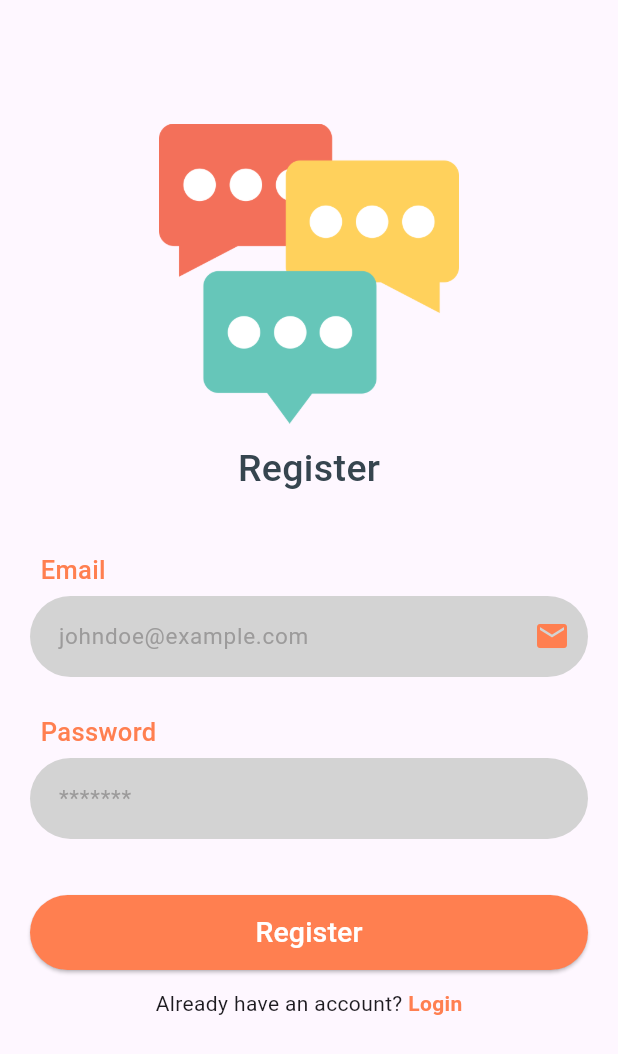
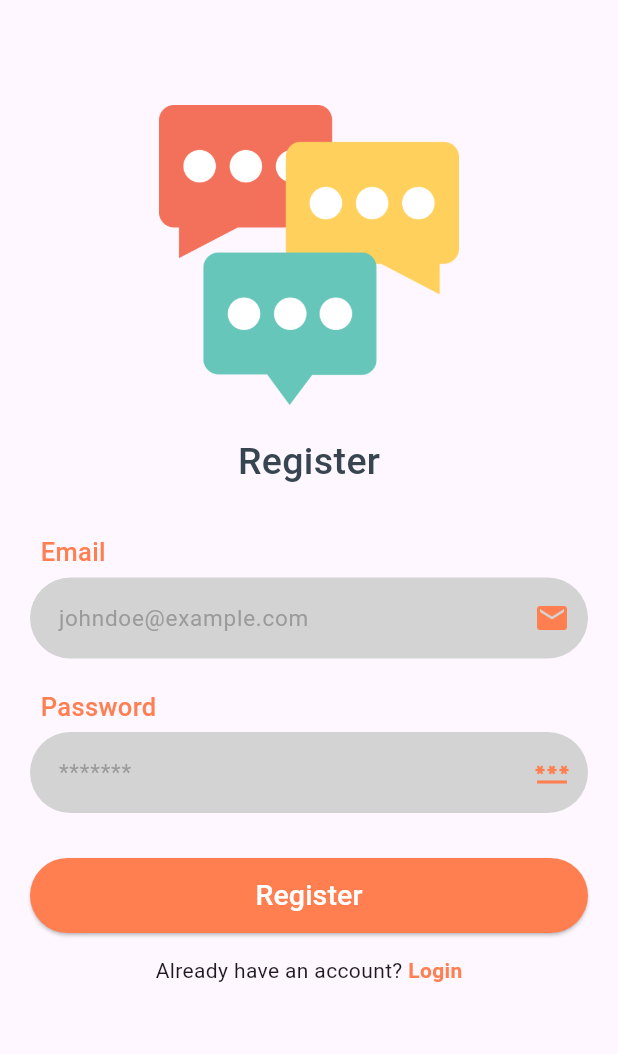
Before and after one commit to salma-elmaghawry/Chat-App, a Flutter app: the loginPage screen opened by its route, after a tap on "Register", on a phone screen of 412 x 824 dp. Shown: the top 1054 px of the screen. Run offline on Flutter 3.47's test engine with Material 3 defaults, Android fonts, the light colour scheme and no system bars; our stand-ins replace firebase_auth, firebase_core; accounts and stored records are empty.

Commit message:
validator if field is null

```diff
--- a/lib/Screens/RegisterPage.dart
+++ b/lib/Screens/RegisterPage.dart
@@ -21,17 +21,17 @@ class RegisterPage extends StatelessWidget {
           padding: EdgeInsets.all(20), // Adjust padding as needed
           child: Form(
             key: formKey,
-            child: Column(
-              crossAxisAlignment: CrossAxisAlignment.start,
+            child: ListView(
+              //crossAxisAlignment: CrossAxisAlignment.start,
               children: [
-                Spacer(flex: 5),
+                SizedBox(height: 50),
                 Center(
                   child: Image.asset(
                     'assets/chat.png',
                     height: 200,
                   ),
                 ),
-                Spacer(flex: 1),
+                SizedBox(height: 20),
                 const Center(
                   child: Text(
                     'Register',
@@ -42,7 +42,7 @@ class RegisterPage extends StatelessWidget {
                     ),
                   ),
                 ),
-                Spacer(flex: 3),
+                  SizedBox(height: 30),
                 Padding(
                   padding: EdgeInsets.only(left: 7.0, bottom: 5.0),
                   child: Text('Email',
@@ -59,7 +59,7 @@ class RegisterPage extends StatelessWidget {
                   hint: 'johndoe@example.com',
                   suffixIcon: Icon(Icons.email),
                 ),
-                Spacer(flex: 2),
+                SizedBox(height: 20),
                 Padding(
                   padding: EdgeInsets.only(left: 7.0, bottom: 5.0),
                   child: Text('Password',
@@ -73,13 +73,14 @@ class RegisterPage extends StatelessWidget {
                     password = data;
                   },
                   hint: '*******',
+                  suffixIcon: Icon(Icons.password_sharp),
                 ),
-                Spacer(flex: 3),
-
+                  SizedBox(height: 30),
                 SizedBox(
                   child: button(
                       title: 'Register',
                       onPressed: () async {
+                        if (formKey.currentState!.validate()) {
                           try {
                             await registerUser();
                           } on FirebaseAuthException catch (e) {
@@ -96,14 +97,19 @@ class RegisterPage extends StatelessWidget {
                             }
                           } catch (e) {
                             CustomSnackBar(
-                              message: "There was an error, please try again");
+                                message:
+                                    "There was an error, please try again");
+                          }
+                        }
+                        else
+                        {
+
                         }
                       }),
-
                 ),
                 //                 width: double.infinity,
                 // ),
-                Spacer(flex: 1),
+                  SizedBox(height: 15),
                 Row(
                   mainAxisAlignment: MainAxisAlignment.center,
                   children: [
@@ -124,7 +130,7 @@ class RegisterPage extends StatelessWidget {
                     )
                   ],
                 ),
-                Spacer(flex: 10)
+                //Spacer(flex: 10)
               ],
             ),
           ),
--- a/lib/Screens/login_page.dart
+++ b/lib/Screens/login_page.dart
@@ -14,17 +14,17 @@ class loginPage extends StatelessWidget {
       body: Center(
         child: Padding(
           padding: const EdgeInsets.all(20), // Adjust padding as needed
-          child: Column(
-            crossAxisAlignment: CrossAxisAlignment.start,
+          child: ListView(
+            //crossAxisAlignment: CrossAxisAlignment.start,
             children: [
-              Spacer(flex: 5),
+              SizedBox(height: 50),
               Center(
                 child: Image.asset(
                   'assets/chat.png',
                   height: 200,
                 ),
               ),
-              Spacer(flex: 1),
+              SizedBox(height: 20),
               Center(
                 child: Text(
                   'LOGIN',
@@ -35,7 +35,7 @@ class loginPage extends StatelessWidget {
                   ),
                 ),
               ),
-              Spacer(flex: 3),
+              SizedBox(height: 30),
               Padding(
                 padding: const EdgeInsets.only(left: 7.0, bottom: 5.0),
                 child: Text('Email',
@@ -48,7 +48,7 @@ class loginPage extends StatelessWidget {
                 hint: 'johndoe@example.com',
                 suffixIcon: Icon(Icons.email),
               ),
-              Spacer(flex: 2),
+              SizedBox(height: 20),
               Padding(
                 padding: const EdgeInsets.only(left: 7.0, bottom: 5.0),
                 child: Text('Password',
@@ -62,7 +62,7 @@ class loginPage extends StatelessWidget {
                 hint: '*******',
                 suffixIcon: Icon(Icons.password_sharp),
               ),
-              Spacer(flex: 3),
+              SizedBox(height: 30),
               SizedBox(
                 child: button(
                   onPressed:(){},
@@ -70,12 +70,12 @@ class loginPage extends StatelessWidget {
                 ),
                 width: double.infinity,
               ),
-              Spacer(flex: 1),
+                SizedBox(height: 15),
               Row(
                 mainAxisAlignment: MainAxisAlignment.center,
                 children: [
                   Text(
-                    "No account ?",
+                    "No account? ",
                     style: TextStyle(),
                   ),
                   GestureDetector(
@@ -90,7 +90,7 @@ class loginPage extends StatelessWidget {
                   )
                 ],
               ),
-              Spacer(flex: 10)
+              //Spacer(flex: 10)
             ],
           ),
         ),
--- a/lib/widgets/customTextField.dart
+++ b/lib/widgets/customTextField.dart
@@ -8,22 +8,28 @@ class customTextField extends StatelessWidget {
     this.suffixIcon,
     this.onChange,
   });
-  Function(String)?onChange;
+  Function(String)? onChange;
   String? hint;
   Icon? suffixIcon;
 
   @override
   Widget build(BuildContext context) {
-    return TextField(
-      onChanged:onChange ,
-        cursorColor: kPrimaryColor,
+    return TextFormField(
+      validator: (data) {
+        if (data!.isEmpty) {
+          //error message
+          return "Field is required";
+        }
+      },
+      onChanged: onChange,
+      cursorColor: kPrimaryColor,
       decoration: InputDecoration(
-
         contentPadding: const EdgeInsets.all(15),
         suffixIcon: suffixIcon,
         suffixIconColor: kPrimaryColor,
         hintText: hint,
-        hintStyle: TextStyle(fontSize: 15, color: Color.fromARGB(255, 156, 155, 155)),
+        hintStyle:
+            TextStyle(fontSize: 15, color: Color.fromARGB(255, 156, 155, 155)),
         filled: true,
         fillColor: Color(0xFFD3D3D3),
         focusedBorder: OutlineInputBorder(
@@ -46,6 +52,5 @@ class customTextField extends StatelessWidget {
         ),
       ),
     );
-
   }
 }
```
Lines whose indentation alone changed are shown as unchanged.
